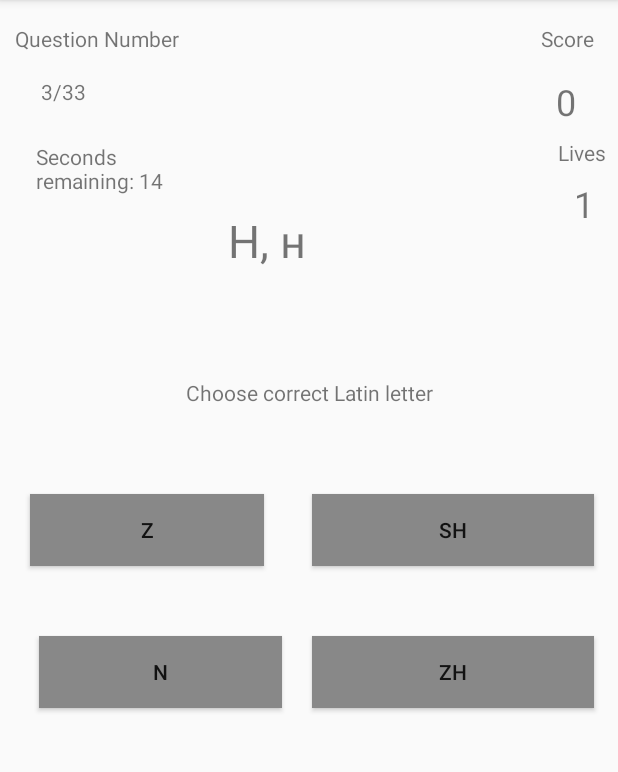
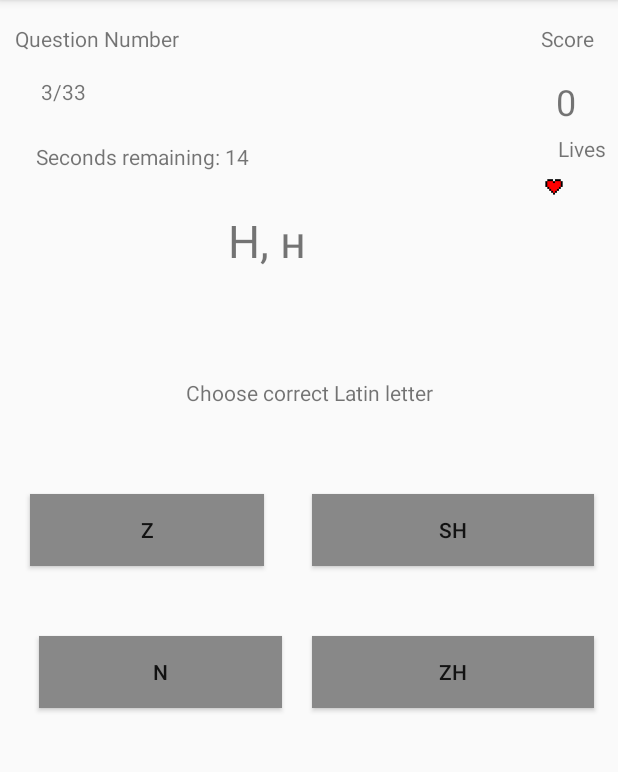
Before and after one commit to t-ahsan/EC327_Project, an Android app: the QuizActivity screen opened directly, with no data from a screen before it, after a tap on "SH", on a phone screen of 412 x 824 dp, the part 84-856 px from its top. Run offline under Robolectric (Android 15) with nearby library versions, the phone set to English and light mode, and no system bars; 1 other tap on this screen came first.

Commit message:
we got hearts'

```diff
--- a/app/src/main/java/com/example/yana/alphabetter/QuizActivity.java
+++ b/app/src/main/java/com/example/yana/alphabetter/QuizActivity.java
@@ -20,6 +20,7 @@ import android.support.v7.app.AppCompatActivity;
 import android.os.Bundle;
 import android.view.View;
 import android.widget.Button;
+import android.widget.ImageView;
 import android.widget.TextView;
 
 import org.w3c.dom.Text;
@@ -65,7 +66,7 @@ public class QuizActivity extends AppCompatActivity {
     private TextView promptView;
 
     // displays the number of lives
-    private TextView livesView;
+    private ImageView livesView;
 
     // displays the status of the timer
     private TextView timerView;
@@ -383,7 +384,7 @@ public class QuizActivity extends AppCompatActivity {
         resultView = findViewById(R.id.result);
         questionNumberView = findViewById(R.id.questionNumber);
         promptView = findViewById(R.id.prompt);
-        livesView = findViewById(R.id.lives);
+        livesView = findViewById(R.id.imageView);
         timerView = findViewById(R.id.timer);
 
         buttons[0] = findViewById(R.id.buttonChoice1);
@@ -404,7 +405,18 @@ public class QuizActivity extends AppCompatActivity {
         scoreView.setText(Integer.toString(score));
 
         // updates lives
-        livesView.setText(Integer.toString(lives));
+        if (lives == 3){
+            livesView.setImageResource(R.drawable.three_hearts);
+        }
+        else if (lives == 2){
+            livesView.setImageResource(R.drawable.two_hearts);
+        }
+        else if (lives == 1){
+            livesView.setImageResource(R.drawable.one_heart);
+        }
+        else if (lives == 0){
+            livesView.setImageResource(R.drawable.zero_hearts);
+        }
 
         // hide result
         resultView.setVisibility(View.INVISIBLE);
--- a/app/src/main/res/layout/activity_quiz.xml
+++ b/app/src/main/res/layout/activity_quiz.xml
@@ -169,32 +169,36 @@
         android:id="@+id/textView2"
         android:layout_width="0dp"
         android:layout_height="wrap_content"
+        android:layout_marginBottom="3dp"
         android:layout_marginEnd="8dp"
         android:layout_marginRight="16dp"
-        android:layout_marginTop="8dp"
+        android:layout_marginTop="89dp"
         android:text="Lives"
+        app:layout_constraintBottom_toTopOf="@+id/imageView"
         app:layout_constraintEnd_toEndOf="parent"
         app:layout_constraintRight_toRightOf="parent"
-        app:layout_constraintTop_toBottomOf="@+id/score" />
-
-    <TextView
-        android:id="@+id/lives"
-        android:layout_width="0dp"
-        android:layout_height="wrap_content"
-        android:layout_marginEnd="16dp"
-        android:layout_marginTop="8dp"
-        android:text="@string/lives_string"
-        android:textSize="24sp"
-        app:layout_constraintEnd_toEndOf="parent"
-        app:layout_constraintTop_toBottomOf="@+id/textView2" />
+        app:layout_constraintTop_toTopOf="parent"
+        app:layout_constraintVertical_bias="0.0" />
 
     <TextView
         android:id="@+id/timer"
-        android:layout_width="112dp"
+        android:layout_width="0dp"
         android:layout_height="47dp"
+        android:layout_marginEnd="167dp"
         android:layout_marginStart="24dp"
         android:layout_marginTop="24dp"
         android:text="@string/timer_string"
+        app:layout_constraintEnd_toStartOf="@+id/imageView"
         app:layout_constraintStart_toStartOf="parent"
         app:layout_constraintTop_toBottomOf="@+id/questionNumber" />
+
+    <ImageView
+        android:id="@+id/imageView"
+        android:layout_width="100dp"
+        android:layout_height="51dp"
+        android:layout_marginBottom="146dp"
+        android:layout_marginStart="57dp"
+        app:layout_constraintBottom_toTopOf="@+id/guideline3"
+        app:layout_constraintStart_toEndOf="@+id/question"
+        app:srcCompat="?android:attr/selectableItemBackgroundBorderless" />
 </android.support.constraint.ConstraintLayout>
```
Also changed, not shown: app/src/main/res/drawable/one_heart.png (added), app/src/main/res/drawable/three_hearts.png (added), app/src/main/res/drawable/two_hearts.png (added), app/src/main/res/drawable/zero_hearts.png (added).
